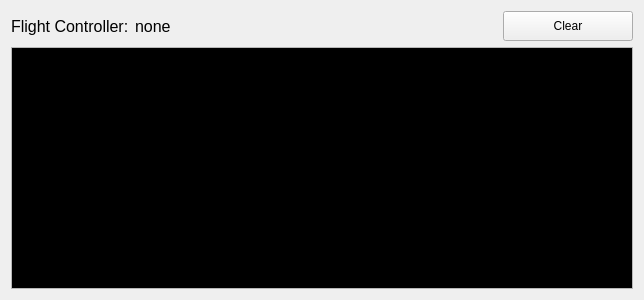
First picture: the form in GroundStation/src/Windows/ConsoleLogsWidget.ui, repository TxBlackWolf/quadcopter, before the edit.
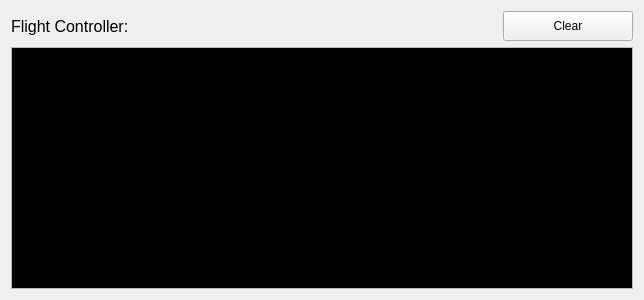
Second picture: the form after the edit. Icons and pictures are not drawn.

What changed in the file:
```diff
--- a/GroundStation/src/Windows/ConsoleLogsWidget.ui
+++ b/GroundStation/src/Windows/ConsoleLogsWidget.ui
@@ -30,18 +30,6 @@
        </property>
       </widget>
      </item>
-     <item>
-      <widget class="QLabel" name="labelType">
-       <property name="font">
-        <font>
-         <pointsize>12</pointsize>
-        </font>
-       </property>
-       <property name="text">
-        <string>none</string>
-       </property>
-      </widget>
-     </item>
      <item>
       <spacer name="horizontalSpacer">
        <property name="orientation">
```
Left out of the diff: 4 changed lines with no effect on the pictures.
